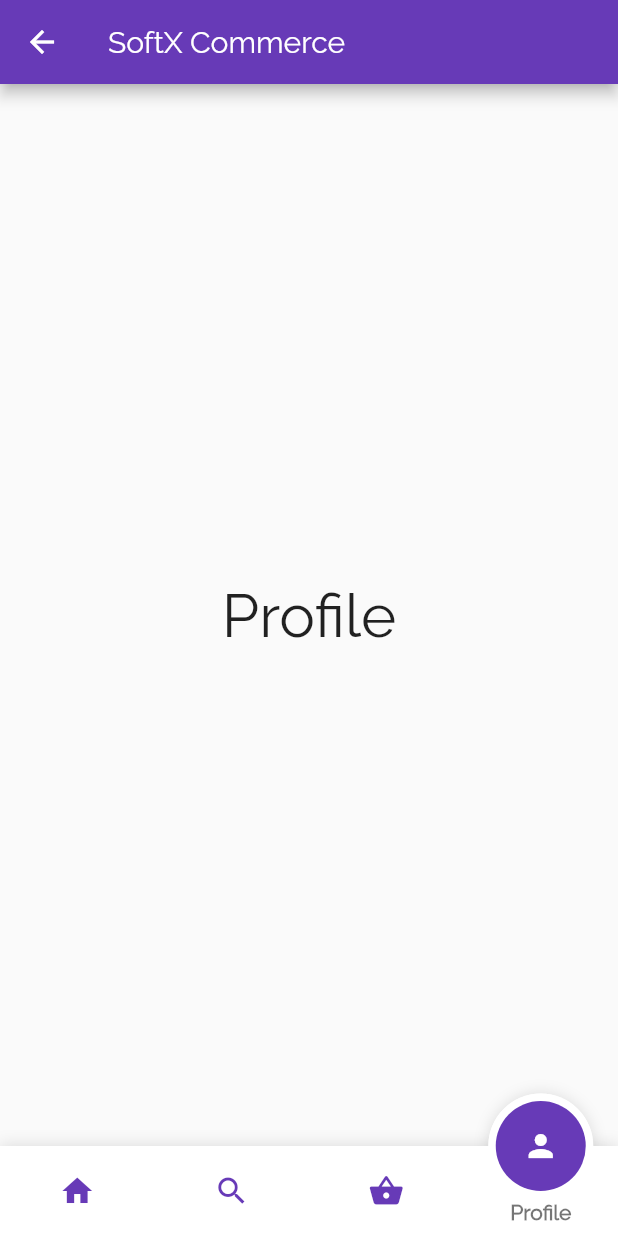
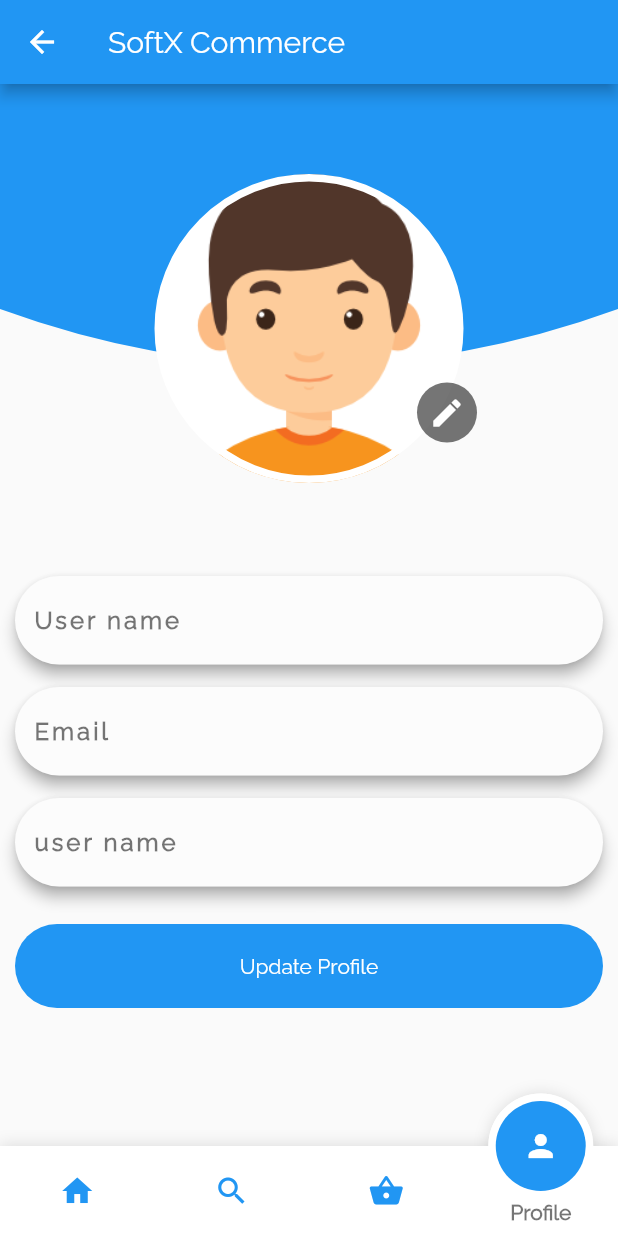
Before and after one commit to tonujewel/SX-Commerce, a Flutter app: the MainScreen screen opened directly, item 4 of the bottom bar chosen, on a phone screen of 412 x 824 dp. Run offline on Flutter 3.47's test engine with Material 2 defaults, Android fonts, the phone set to English and light mode, and no system bars; drawn by our look-alikes of fancy_bottom_navigation; our stand-ins replace carousel_pro, flutter_spinkit.

Commit message:
# profile page design done # language added.

```diff
--- a/lib/components/CarouselSlider.dart
+++ b/lib/components/CarouselSlider.dart
@@ -1,5 +1,6 @@
 import 'package:carousel_pro/carousel_pro.dart';
 import 'package:flutter/material.dart';
+import 'package:sx_commerece/Utils/AppConstant.dart';
 
 class CarouselSlider extends StatefulWidget {
   @override
@@ -16,7 +17,7 @@ class _CarouselSliderState extends State<CarouselSlider> {
           borderRadius: new BorderRadius.all(Radius.circular(5)),
           boxShadow: [
             BoxShadow(
-              color: Colors.grey,
+              color: primaryColor,
               offset: Offset(0.0, 1.0), //(x,y)
               blurRadius: 6.0,
             ),
--- /dev/null
+++ b/lib/components/TextFieldWithShadow.dart
@@ -0,0 +1,29 @@
+import 'package:flutter/material.dart';
+
+class TextFieldWithShadow extends StatelessWidget {
+  final String hintText;
+
+  const TextFieldWithShadow({Key key, this.hintText}) : super(key: key);
+
+  @override
+  Widget build(BuildContext context) {
+    return Material(
+      elevation: 4,
+      shadowColor: Colors.grey,
+      shape: RoundedRectangleBorder(borderRadius: BorderRadius.circular(30)),
+      child: TextFormField(
+        decoration: InputDecoration(
+            hintText: '$hintText',
+            hintStyle: TextStyle(
+                letterSpacing: 2,
+                color: Colors.black54,
+                fontWeight: FontWeight.bold),
+            fillColor: Colors.white30,
+            filled: true,
+            border: OutlineInputBorder(
+                borderRadius: BorderRadius.circular(30),
+                borderSide: BorderSide.none)),
+      ),
+    );
+  }
+}
--- /dev/null
+++ b/lib/screens/profile/ProfileScreen.dart
@@ -0,0 +1,104 @@
+import 'package:flutter/material.dart';
+import 'package:sx_commerece/components/TextFieldWithShadow.dart';
+import 'package:sx_commerece/components/RoundedButton.dart';
+
+class ProfileScreen extends StatefulWidget {
+  @override
+  _ProfileScreenState createState() => _ProfileScreenState();
+}
+
+class _ProfileScreenState extends State<ProfileScreen> {
+  @override
+  Widget build(BuildContext context) {
+    return Scaffold(
+      body: Stack(
+        alignment: Alignment.center,
+        children: <Widget>[
+          Column(
+            mainAxisAlignment: MainAxisAlignment.end,
+            children: [
+              Container(
+                height: 450,
+                width: double.infinity,
+                margin: EdgeInsets.symmetric(horizontal: 10),
+                child: Column(
+                  children: [
+                    SizedBox(height: 70),
+                    TextFieldWithShadow(hintText: "User name"),
+                    SizedBox(height: 15),
+                    TextFieldWithShadow(hintText: "Email"),
+                    SizedBox(height: 15),
+                    TextFieldWithShadow(hintText: "user name"),
+                    SizedBox(height: 15),
+                    RoundedButton(
+                      text: "Update Profile",
+                      press: () {},
+                    )
+                  ],
+                ),
+              )
+            ],
+          ),
+          CustomPaint(
+            child: Container(
+              width: MediaQuery.of(context).size.width,
+              height: MediaQuery.of(context).size.height,
+            ),
+            painter: HeaderCurvedContainer(),
+          ),
+          Column(
+            crossAxisAlignment: CrossAxisAlignment.center,
+            children: [
+              SizedBox(
+                height: 60,
+              ),
+              Container(
+                padding: EdgeInsets.all(10.0),
+                width: MediaQuery.of(context).size.width / 2,
+                height: MediaQuery.of(context).size.width / 2,
+                decoration: BoxDecoration(
+                    border: Border.all(color: Colors.white, width: 5),
+                    shape: BoxShape.circle,
+                    color: Colors.white,
+                    image: DecorationImage(
+                        fit: BoxFit.cover,
+                        image: AssetImage('assets/images/boy.png'))),
+              )
+            ],
+          ),
+          Padding(
+            padding: EdgeInsets.only(bottom: 270, left: 184),
+            child: CircleAvatar(
+              backgroundColor: Colors.black54,
+              child: IconButton(
+                icon: Icon(
+                  Icons.edit,
+                  color: Colors.white,
+                ),
+                onPressed: () {
+                  // image picker
+                },
+              ),
+            ),
+          )
+        ],
+      ),
+    );
+  }
+}
+
+class HeaderCurvedContainer extends CustomPainter {
+  @override
+  void paint(Canvas canvas, Size size) {
+    Paint paint = Paint()..color = Color(0xFF2196F3);
+    Path path = Path()
+      ..relativeLineTo(0, 150)
+      ..quadraticBezierTo(size.width / 2, 225, size.width, 150)
+      ..relativeLineTo(0, -150)
+      ..close();
+    canvas.drawPath(path, paint);
+  }
+
+  @override
+  bool shouldRepaint(CustomPainter oldDelegate) => false;
+}
--- a/lib/screens/profile/profileScreen.dart
+++ /dev/null
@@ -1,15 +0,0 @@
-import 'package:flutter/material.dart';
-
-class ProfileScreen extends StatefulWidget {
-  @override
-  _ProfileScreenState createState() => _ProfileScreenState();
-}
-
-class _ProfileScreenState extends State<ProfileScreen> {
-  @override
-  Widget build(BuildContext context) {
-    return Center(
-      child: Text('Profile',style: TextStyle(fontSize: 40),),
-    );
-  }
-}
```
Also changed, not shown: lib/Language/Language.dart (+13 -0 lines), lib/Utils/AppConstant.dart (+5 -4 lines), lib/screens/login/Login.dart (+12 -5 lines), lib/screens/main.dart (+4 -4 lines), lib/screens/main_screen/MainScreen.dart (+7 -5 lines), lib/screens/onBoard/OnBoard.dart (renamed from lib/screens/onBoard/on_board.dart, +5 -4 lines), lib/screens/signUp/SignUp.dart (+11 -10 lines), assets/images/boy.png (added), lib/components/RoundedButton.dart (renamed from lib/components/rounded_button.dart), lib/screens/home/HomeScreen.dart (renamed from lib/screens/home/home_screen.dart), lib/screens/onBoard/OnBoardContent.dart (renamed from lib/screens/onBoard/on_board_content.dart), lib/screens/order/OrderScreen.dart (renamed from lib/screens/order/oderScreen.dart).
